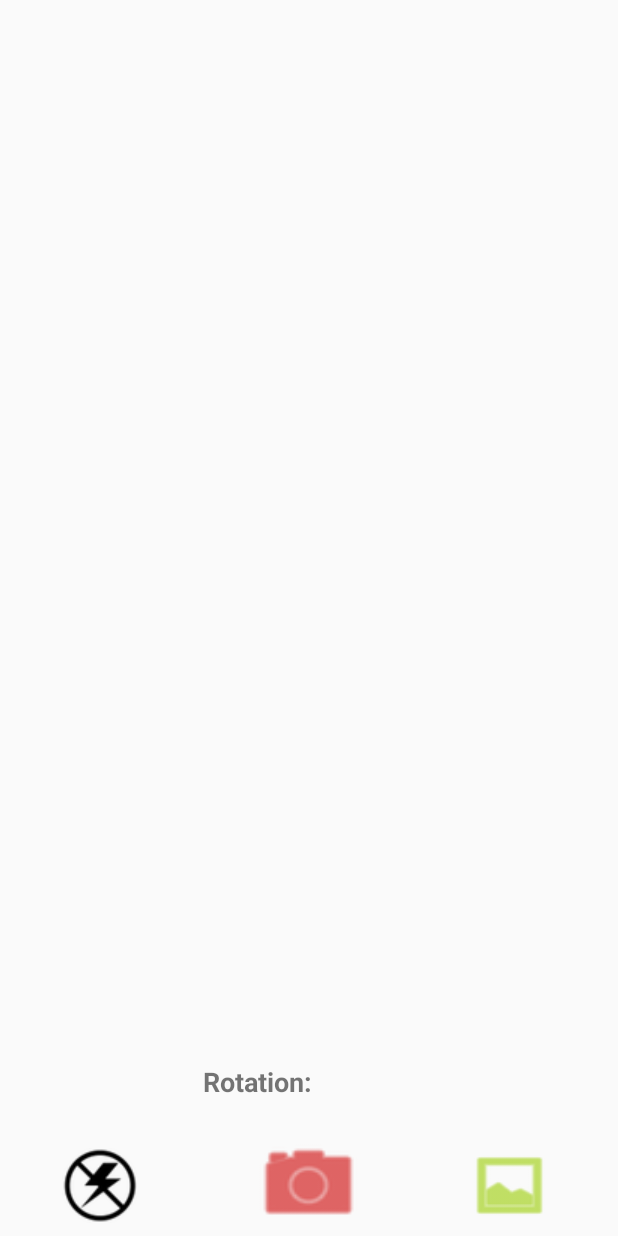
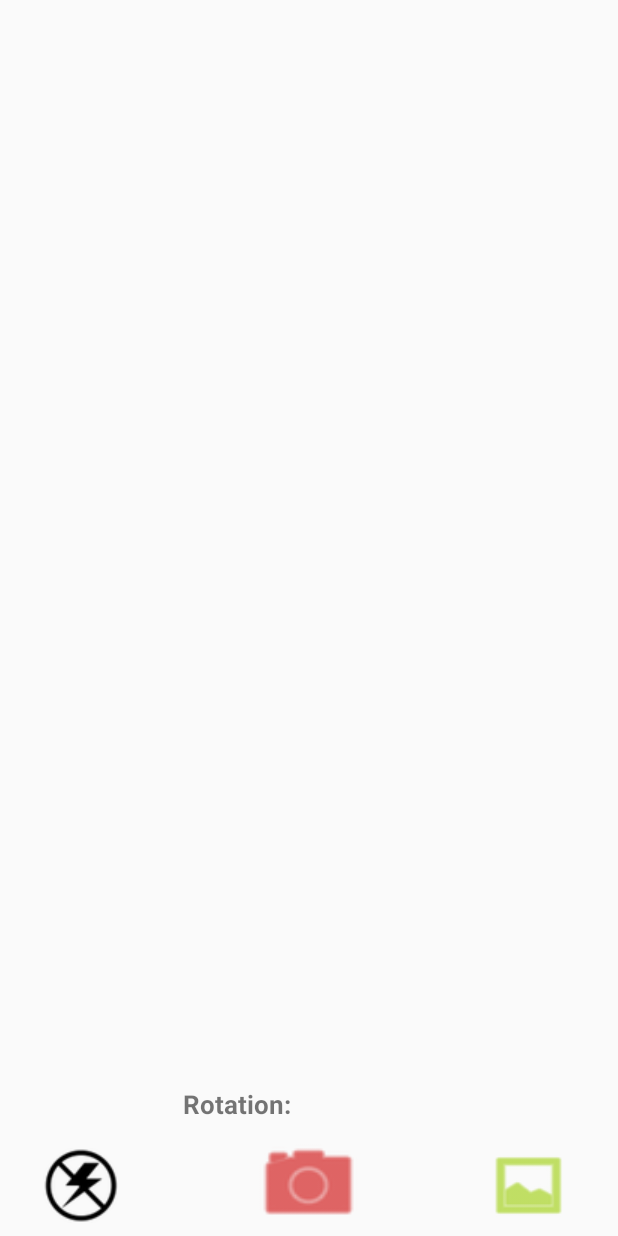
Before and after one commit to radugoada/StillCam, an Android app: the layout activity_main.xml on its own in the app's theme, with its tools: preview values and no code run, on a phone screen of 412 x 824 dp. Run offline under Robolectric (Android 15) with nearby library versions, the phone set to English and light mode, and no system bars.

Commit message:
Add new activity for gallery explorer Updated accelerometer view to show only 2 decimals after dot More code rearrange and refining Finalize my project with few last steps

```diff
--- a/app/src/main/res/layout/activity_main.xml
+++ b/app/src/main/res/layout/activity_main.xml
@@ -28,7 +28,7 @@
         android:textSize="14sp" />
 
     <Button
-        android:id="@+id/button2"
+        android:id="@+id/buttonGallery"
         android:layout_width="58dp"
         android:layout_height="50dp"
         android:layout_alignBaseline="@+id/button"
@@ -40,20 +40,21 @@
 
     <TextView
         android:id="@+id/yawText"
-        android:layout_width="150dp"
-        android:layout_height="45dp"
+        android:layout_width="175dp"
+        android:layout_height="30dp"
         android:layout_above="@+id/button"
         android:layout_centerHorizontal="true"
+        android:fontFamily="sans-serif"
         android:text=" Rotation:  "
         android:textAlignment="textStart"
-        android:textSize="18sp"
+        android:textSize="17sp"
         android:textStyle="bold" />
 
     <ImageButton
         android:id="@+id/imageButton"
         android:layout_width="50dp"
         android:layout_height="50dp"
-        android:layout_alignTop="@+id/button2"
+        android:layout_alignTop="@+id/buttonGallery"
         android:layout_marginEnd="39dp"
         android:layout_toStartOf="@+id/yawText"
         android:background="@null"
```
Also changed, not shown: app/src/main/AndroidManifest.xml (+7 -5 lines), app/src/main/java/com/company/radugoada/stillcam/ActivityGallery.java (added, +13 -0 lines), app/src/main/java/com/company/radugoada/stillcam/MainActivity.java (+26 -9 lines), app/src/main/res/layout/activity_gallery.xml (added, +28 -0 lines).
